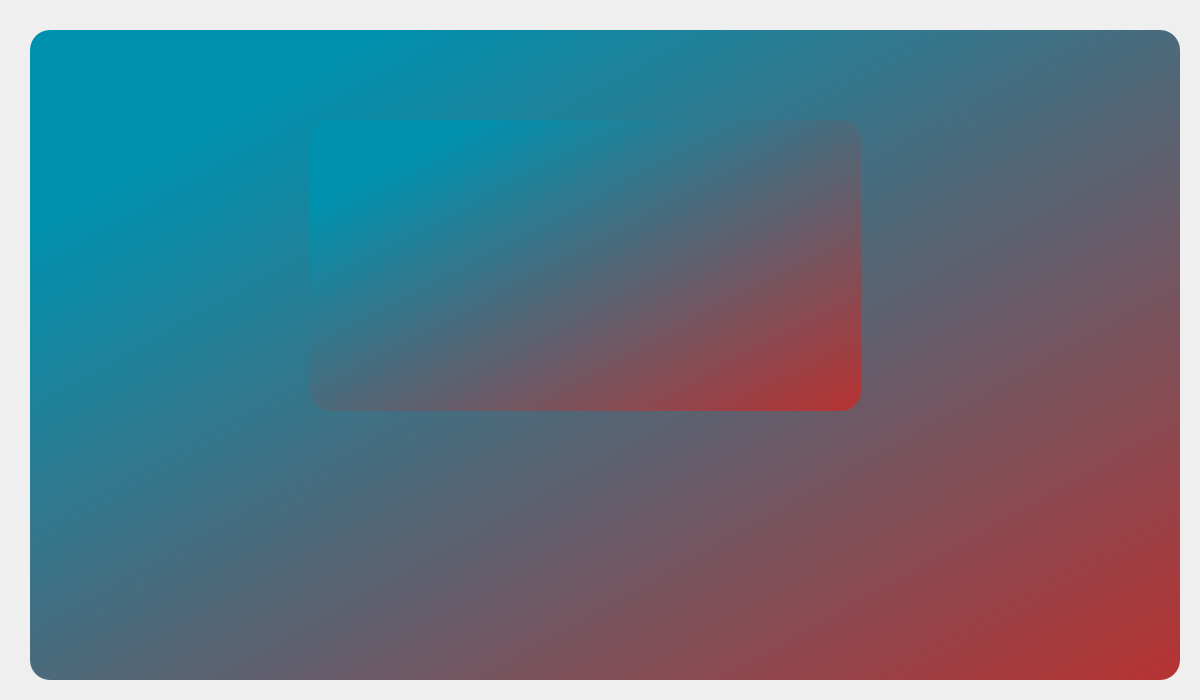
This is CoviCURE/Forms/Rapidcovid/messagepage.ui in ayush-regmi/CoviCURE as Qt 5 draws it before an edit. The edited form follows.
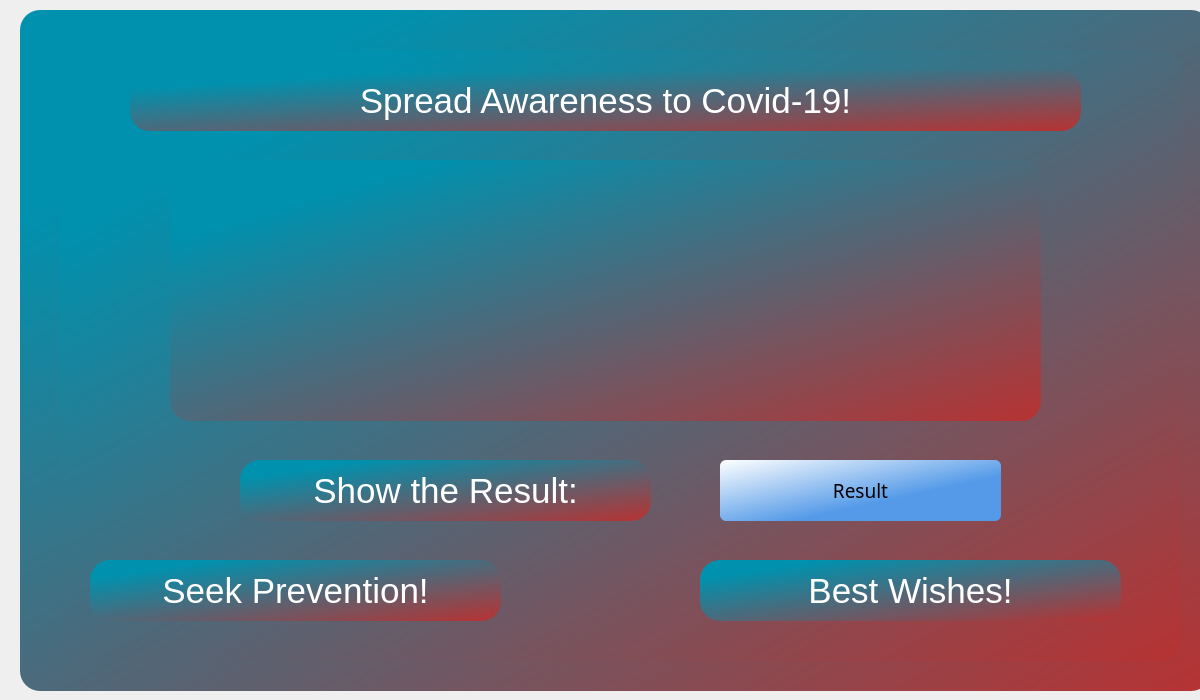
This is the edited form.

The edit to the form file:
```diff
--- a/CoviCURE/Forms/Rapidcovid/messagepage.ui
+++ b/CoviCURE/Forms/Rapidcovid/messagepage.ui
@@ -16,10 +16,10 @@
   <widget class="QGroupBox" name="groupbox_display">
    <property name="geometry">
     <rect>
-     <x>30</x>
-     <y>30</y>
-     <width>1150</width>
-     <height>650</height>
+     <x>20</x>
+     <y>10</y>
+     <width>1191</width>
+     <height>681</height>
     </rect>
    </property>
    <property name="styleSheet">
@@ -32,40 +32,227 @@
    <property name="alignment">
     <set>Qt::AlignCenter</set>
    </property>
-   <widget class="QLabel" name="label_message">
+   <widget class="QGroupBox" name="groupBox_display2">
     <property name="geometry">
      <rect>
-      <x>280</x>
-      <y>90</y>
-      <width>551</width>
-      <height>291</height>
+      <x>40</x>
+      <y>40</y>
+      <width>1121</width>
+      <height>611</height>
      </rect>
     </property>
-    <property name="font">
-     <font>
-      <family>Segoe UI</family>
-      <pointsize>20</pointsize>
-      <italic>false</italic>
-      <bold>false</bold>
-      <strikeout>false</strikeout>
-     </font>
-    </property>
-    <property name="layoutDirection">
-     <enum>Qt::LeftToRight</enum>
-    </property>
-    <property name="autoFillBackground">
-     <bool>false</bool>
-    </property>
     <property name="styleSheet">
-     <string notr="true">font: 20pt &quot;Segoe UI&quot;;
-color: rgb(255, 255, 255);</string>
+     <string notr="true">background-color: qlineargradient(spread:reflect, x1:0, y1:0, x2:1, y2:1, stop:0.153409 rgba(0, 145, 174, 255), stop:1 rgba(184, 50, 50, 255));
+border-radius: 20px;</string>
     </property>
-    <property name="text">
-     <string>&lt;html&gt;&lt;head/&gt;&lt;body&gt;&lt;p&gt;&lt;br/&gt;&lt;/p&gt;&lt;/body&gt;&lt;/html&gt;</string>
+    <property name="title">
+     <string/>
     </property>
-    <property name="alignment">
-     <set>Qt::AlignCenter</set>
-    </property>
+    <widget class="QLabel" name="label_message">
+     <property name="geometry">
+      <rect>
+       <x>110</x>
+       <y>110</y>
+       <width>871</width>
+       <height>261</height>
+      </rect>
+     </property>
+     <property name="font">
+      <font>
+       <family>Segoe UI</family>
+       <pointsize>24</pointsize>
+       <italic>false</italic>
+       <bold>true</bold>
+       <strikeout>false</strikeout>
+      </font>
+     </property>
+     <property name="layoutDirection">
+      <enum>Qt::LeftToRight</enum>
+     </property>
+     <property name="autoFillBackground">
+      <bool>false</bool>
+     </property>
+     <property name="styleSheet">
+      <string notr="true">font: 600 24pt &quot;Segoe UI&quot;;
+color: rgb(255, 255, 255);
+
+</string>
+     </property>
+     <property name="text">
+      <string>&lt;html&gt;&lt;head/&gt;&lt;body&gt;&lt;p&gt;&lt;br/&gt;&lt;/p&gt;&lt;/body&gt;&lt;/html&gt;</string>
+     </property>
+     <property name="alignment">
+      <set>Qt::AlignCenter</set>
+     </property>
+    </widget>
+    <widget class="QLabel" name="labelawareness">
+     <property name="geometry">
+      <rect>
+       <x>70</x>
+       <y>20</y>
+       <width>951</width>
+       <height>61</height>
+      </rect>
+     </property>
+     <property name="sizePolicy">
+      <sizepolicy hsizetype="Fixed" vsizetype="Preferred">
+       <horstretch>0</horstretch>
+       <verstretch>0</verstretch>
+      </sizepolicy>
+     </property>
+     <property name="font">
+      <font>
+       <family>Segoe UI</family>
+       <pointsize>26</pointsize>
+       <italic>false</italic>
+       <bold>false</bold>
+      </font>
+     </property>
+     <property name="styleSheet">
+      <string notr="true">font: 26pt &quot;Segoe UI&quot;;
+color: rgb(255, 255, 255);</string>
+     </property>
+     <property name="text">
+      <string>Spread Awareness to Covid-19!</string>
+     </property>
+     <property name="alignment">
+      <set>Qt::AlignCenter</set>
+     </property>
+    </widget>
+    <widget class="QLabel" name="labelbestwishes">
+     <property name="geometry">
+      <rect>
+       <x>640</x>
+       <y>510</y>
+       <width>421</width>
+       <height>61</height>
+      </rect>
+     </property>
+     <property name="sizePolicy">
+      <sizepolicy hsizetype="Fixed" vsizetype="Preferred">
+       <horstretch>0</horstretch>
+       <verstretch>0</verstretch>
+      </sizepolicy>
+     </property>
+     <property name="font">
+      <font>
+       <family>Segoe UI</family>
+       <pointsize>26</pointsize>
+       <italic>false</italic>
+       <bold>false</bold>
+      </font>
+     </property>
+     <property name="styleSheet">
+      <string notr="true">font: 26pt &quot;Segoe UI&quot;;
+color: rgb(255, 255, 255);</string>
+     </property>
+     <property name="text">
+      <string>Best Wishes!</string>
+     </property>
+     <property name="alignment">
+      <set>Qt::AlignCenter</set>
+     </property>
+    </widget>
+    <widget class="QLabel" name="labelprevention">
+     <property name="geometry">
+      <rect>
+       <x>30</x>
+       <y>510</y>
+       <width>411</width>
+       <height>61</height>
+      </rect>
+     </property>
+     <property name="sizePolicy">
+      <sizepolicy hsizetype="Fixed" vsizetype="Preferred">
+       <horstretch>0</horstretch>
+       <verstretch>0</verstretch>
+      </sizepolicy>
+     </property>
+     <property name="font">
+      <font>
+       <family>Segoe UI</family>
+       <pointsize>26</pointsize>
+       <italic>false</italic>
+       <bold>false</bold>
+      </font>
+     </property>
+     <property name="styleSheet">
+      <string notr="true">font: 26pt &quot;Segoe UI&quot;;
+color: rgb(255, 255, 255);</string>
+     </property>
+     <property name="text">
+      <string>Seek Prevention!</string>
+     </property>
+     <property name="alignment">
+      <set>Qt::AlignCenter</set>
+     </property>
+    </widget>
+    <widget class="QPushButton" name="pushButtonresult">
+     <property name="geometry">
+      <rect>
+       <x>660</x>
+       <y>410</y>
+       <width>281</width>
+       <height>61</height>
+      </rect>
+     </property>
+     <property name="sizePolicy">
+      <sizepolicy hsizetype="MinimumExpanding" vsizetype="Preferred">
+       <horstretch>0</horstretch>
+       <verstretch>0</verstretch>
+      </sizepolicy>
+     </property>
+     <property name="font">
+      <font>
+       <family>Arial Rounded MT Bold</family>
+       <pointsize>14</pointsize>
+       <italic>false</italic>
+       <bold>false</bold>
+      </font>
+     </property>
+     <property name="styleSheet">
+      <string notr="true">background-color: qlineargradient(spread:reflect, x1:0, y1:0, x2:1, y2:1, stop:0 rgba(255, 255, 255, 255), stop:0.629213 rgba(84, 154, 232, 255));
+font: 14pt &quot;Arial Rounded MT Bold&quot;;
+border-radius: 6px;</string>
+     </property>
+     <property name="text">
+      <string>Result</string>
+     </property>
+    </widget>
+    <widget class="QLabel" name="labelshowresult">
+     <property name="geometry">
+      <rect>
+       <x>180</x>
+       <y>410</y>
+       <width>411</width>
+       <height>61</height>
+      </rect>
+     </property>
+     <property name="sizePolicy">
+      <sizepolicy hsizetype="Fixed" vsizetype="Preferred">
+       <horstretch>0</horstretch>
+       <verstretch>0</verstretch>
+      </sizepolicy>
+     </property>
+     <property name="font">
+      <font>
+       <family>Segoe UI</family>
+       <pointsize>26</pointsize>
+       <italic>false</italic>
+       <bold>false</bold>
+      </font>
+     </property>
+     <property name="styleSheet">
+      <string notr="true">font: 26pt &quot;Segoe UI&quot;;
+color: rgb(255, 255, 255);</string>
+     </property>
+     <property name="text">
+      <string>Show the Result:</string>
+     </property>
+     <property name="alignment">
+      <set>Qt::AlignCenter</set>
+     </property>
+    </widget>
    </widget>
   </widget>
  </widget>
```
